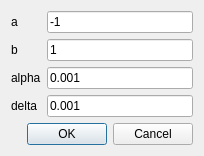
This is dialog.ui in elesinn/fredholm_qwt as Qt 5 draws it before an edit. The edited form follows.
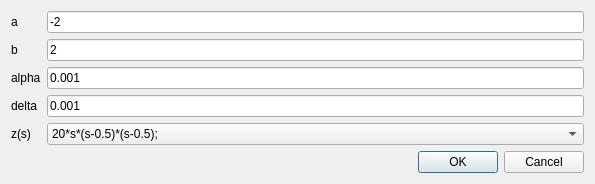
This is the edited form. Icons and pictures are not drawn.

Diff of the .ui file:
```diff
--- a/dialog.ui
+++ b/dialog.ui
@@ -6,8 +6,8 @@
    <rect>
     <x>0</x>
     <y>0</y>
-    <width>204</width>
-    <height>145</height>
+    <width>278</width>
+    <height>177</height>
    </rect>
   </property>
   <property name="sizePolicy">
@@ -37,7 +37,7 @@
    <item row="0" column="1">
     <widget class="QLineEdit" name="lineEdit_a">
      <property name="text">
-      <string>-1</string>
+      <string>-2</string>
      </property>
     </widget>
    </item>
@@ -51,7 +51,7 @@
    <item row="1" column="1">
     <widget class="QLineEdit" name="lineEdit_b">
      <property name="text">
-      <string>1</string>
+      <string>2</string>
      </property>
     </widget>
    </item>
@@ -83,7 +83,46 @@
      </property>
     </widget>
    </item>
-   <item row="4" column="0" colspan="2">
+   <item row="5" column="0">
+    <widget class="QLabel" name="label_5">
+     <property name="text">
+      <string>z(s)</string>
+     </property>
+    </widget>
+   </item>
+   <item row="5" column="1">
+    <widget class="QComboBox" name="comboBox">
+     <property name="currentIndex">
+      <number>0</number>
+     </property>
+     <item>
+      <property name="text">
+       <string>20*s*(s-0.5)*(s-0.5);</string>
+      </property>
+     </item>
+     <item>
+      <property name="text">
+       <string>4*s*(1 - s);</string>
+      </property>
+     </item>
+     <item>
+      <property name="text">
+       <string>1 / (100 * s*s + 1);</string>
+      </property>
+     </item>
+     <item>
+      <property name="text">
+       <string>atan(s);</string>
+      </property>
+     </item>
+     <item>
+      <property name="text">
+       <string>((exp(-((s - 0.3)*(s - 0.3)) / 0.06) + exp(-((s - 0.3)*(s - 0.3)) / 0.06)) / 0.09550408) - 0.052130913</string>
+      </property>
+     </item>
+    </widget>
+   </item>
+   <item row="6" column="0" colspan="2">
     <widget class="QDialogButtonBox" name="buttonBox">
      <property name="orientation">
       <enum>Qt::Horizontal</enum>
```
Left out of the diff: 5 changed lines with no effect on the pictures.
